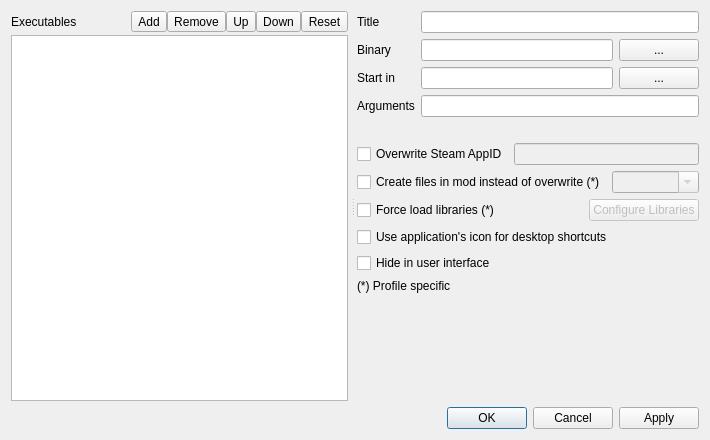
Before: the Qt Designer form source/modorganizer/src/editexecutablesdialog.ui in ArialSenki/MO2-Revamped, drawn with Qt 5.
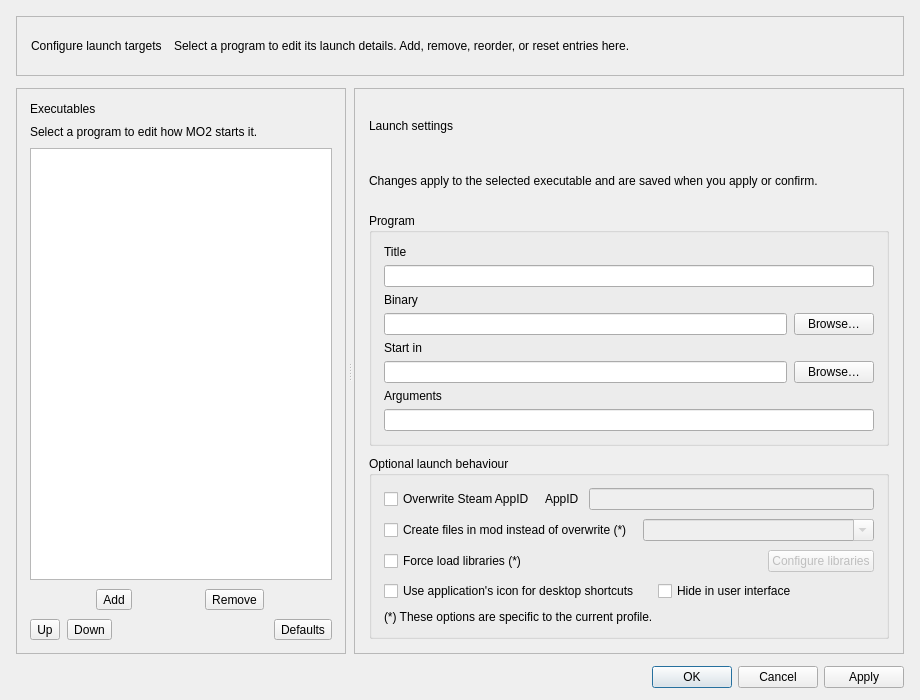
After: the same form once the commit is applied. Icons and pictures are not drawn.

Diff of the .ui file:
```diff
--- a/source/modorganizer/src/editexecutablesdialog.ui
+++ b/source/modorganizer/src/editexecutablesdialog.ui
@@ -6,67 +6,124 @@
    <rect>
     <x>0</x>
     <y>0</y>
-    <width>710</width>
-    <height>440</height>
+    <width>920</width>
+    <height>700</height>
    </rect>
   </property>
+  <property name="minimumSize">
+   <size>
+    <width>800</width>
+    <height>580</height>
+   </size>
+  </property>
   <property name="windowTitle">
    <string>Modify Executables</string>
   </property>
   <layout class="QVBoxLayout" name="verticalLayout">
+   <property name="spacing">
+    <number>12</number>
+   </property>
+   <property name="leftMargin">
+    <number>16</number>
+   </property>
+   <property name="topMargin">
+    <number>16</number>
+   </property>
+   <property name="rightMargin">
+    <number>16</number>
+   </property>
+   <property name="bottomMargin">
+    <number>12</number>
+   </property>
    <item>
-    <widget class="QWidget" name="widget_3" native="true">
+    <widget class="QFrame" name="headerCard">
      <property name="minimumSize">
       <size>
        <width>0</width>
-       <height>100</height>
+       <height>60</height>
       </size>
      </property>
-     <layout class="QVBoxLayout" name="verticalLayout_4">
+     <property name="maximumSize">
+      <size>
+       <width>16777215</width>
+       <height>60</height>
+      </size>
+     </property>
+     <property name="frameShape">
+      <enum>QFrame::StyledPanel</enum>
+     </property>
+     <property name="frameShadow">
+      <enum>QFrame::Plain</enum>
+     </property>
+     <layout class="QHBoxLayout" name="headerLayout" stretch="0,1">
+      <property name="spacing">
+       <number>12</number>
+      </property>
       <property name="leftMargin">
-       <number>0</number>
+       <number>14</number>
       </property>
       <property name="topMargin">
-       <number>0</number>
+       <number>6</number>
       </property>
       <property name="rightMargin">
-       <number>0</number>
+       <number>14</number>
       </property>
       <property name="bottomMargin">
-       <number>0</number>
+       <number>6</number>
       </property>
+      <item alignment="Qt::AlignVCenter">
+       <widget class="QLabel" name="dialogHeading">
+        <property name="text">
+         <string>Configure launch targets</string>
+        </property>
+       </widget>
+      </item>
+      <item alignment="Qt::AlignVCenter">
+       <widget class="QLabel" name="dialogDescription">
+        <property name="text">
+         <string>Select a program to edit its launch details. Add, remove, reorder, or reset entries here.</string>
+        </property>
+        <property name="wordWrap">
+         <bool>true</bool>
+        </property>
+       </widget>
+      </item>
+     </layout>
+    </widget>
+   </item>
       <item>
        <widget class="QSplitter" name="splitter">
         <property name="orientation">
          <enum>Qt::Horizontal</enum>
         </property>
         <property name="handleWidth">
-         <number>9</number>
+      <number>8</number>
         </property>
         <property name="childrenCollapsible">
          <bool>false</bool>
         </property>
-        <widget class="QWidget" name="widget_2" native="true">
-         <layout class="QVBoxLayout" name="verticalLayout_3">
+     <widget class="QFrame" name="widget_2">
+      <property name="frameShape">
+       <enum>QFrame::StyledPanel</enum>
+      </property>
+      <property name="frameShadow">
+       <enum>QFrame::Plain</enum>
+      </property>
+      <layout class="QVBoxLayout" name="executablePanelLayout">
           <property name="spacing">
-           <number>3</number>
+        <number>9</number>
           </property>
           <property name="leftMargin">
-           <number>0</number>
+        <number>13</number>
           </property>
           <property name="topMargin">
-           <number>0</number>
+        <number>13</number>
           </property>
           <property name="rightMargin">
-           <number>0</number>
+        <number>13</number>
           </property>
           <property name="bottomMargin">
-           <number>0</number>
-          </property>
-          <item>
-           <layout class="QHBoxLayout" name="horizontalLayout_2">
-            <property name="spacing">
-             <number>0</number>
+        <number>13</number>
             </property>
             <item>
              <widget class="QLabel" name="label_6">
@@ -76,18 +133,36 @@
              </widget>
             </item>
             <item>
-             <spacer name="horizontalSpacer">
-              <property name="orientation">
-               <enum>Qt::Horizontal</enum>
-              </property>
-              <property name="sizeHint" stdset="0">
-               <size>
-                <width>40</width>
-                <height>20</height>
-               </size>
-              </property>
-             </spacer>
-            </item>
+        <widget class="QLabel" name="executableHint">
+         <property name="text">
+          <string>Select a program to edit how MO2 starts it.</string>
+         </property>
+         <property name="wordWrap">
+          <bool>true</bool>
+         </property>
+        </widget>
+       </item>
+       <item>
+        <widget class="QListWidget" name="list">
+         <property name="toolTip">
+          <string>List of configured executables</string>
+         </property>
+         <property name="whatsThis">
+          <string>Configured launch targets appear here. Drag an item to change its order.</string>
+         </property>
+         <property name="dragDropMode">
+          <enum>QAbstractItemView::InternalMove</enum>
+         </property>
+         <property name="defaultDropAction">
+          <enum>Qt::TargetMoveAction</enum>
+         </property>
+        </widget>
+       </item>
+       <item>
+        <layout class="QHBoxLayout" name="primaryActionsLayout">
+         <property name="spacing">
+          <number>7</number>
+         </property>
             <item>
              <widget class="QToolButton" name="add">
               <property name="toolTip">
@@ -109,6 +184,9 @@
               <property name="popupMode">
                <enum>QToolButton::InstantPopup</enum>
               </property>
+           <property name="toolButtonStyle">
+            <enum>Qt::ToolButtonTextBesideIcon</enum>
+           </property>
              </widget>
             </item>
             <item>
@@ -129,8 +207,18 @@
                <iconset resource="resources.qrc">
                 <normaloff>:/MO/gui/resources/list-remove.png</normaloff>:/MO/gui/resources/list-remove.png</iconset>
               </property>
-             </widget>
-            </item>
+           <property name="toolButtonStyle">
+            <enum>Qt::ToolButtonTextBesideIcon</enum>
+           </property>
+          </widget>
+         </item>
+        </layout>
+       </item>
+       <item>
+        <layout class="QHBoxLayout" name="orderActionsLayout">
+         <property name="spacing">
+          <number>7</number>
+         </property>
             <item>
              <widget class="QToolButton" name="up">
               <property name="toolTip">
@@ -149,6 +237,9 @@
                <iconset resource="resources.qrc">
                 <normaloff>:/MO/gui/resources/go-up.png</normaloff>:/MO/gui/resources/go-up.png</iconset>
               </property>
+           <property name="toolButtonStyle">
+            <enum>Qt::ToolButtonTextBesideIcon</enum>
+           </property>
              </widget>
             </item>
             <item>
@@ -169,8 +260,24 @@
                <iconset resource="resources.qrc">
                 <normaloff>:/MO/gui/resources/go-down.png</normaloff>:/MO/gui/resources/go-down.png</iconset>
               </property>
-             </widget>
-            </item>
+           <property name="toolButtonStyle">
+            <enum>Qt::ToolButtonTextBesideIcon</enum>
+           </property>
+          </widget>
+         </item>
+         <item>
+          <spacer name="actionsSpacer">
+           <property name="orientation">
+            <enum>Qt::Horizontal</enum>
+           </property>
+           <property name="sizeHint" stdset="0">
+            <size>
+             <width>20</width>
+             <height>20</height>
+            </size>
+           </property>
+          </spacer>
+         </item>
             <item>
              <widget class="QToolButton" name="reset">
               <property name="toolTip">
@@ -183,76 +290,123 @@
                <string>Adds the executables provided by the game plugin and moves any existing executables out of the way</string>
               </property>
               <property name="text">
-               <string>Reset</string>
+            <string>Defaults</string>
               </property>
               <property name="icon">
                <iconset resource="resources.qrc">
                 <normaloff>:/MO/gui/edit_clear</normaloff>:/MO/gui/edit_clear</iconset>
               </property>
+           <property name="toolButtonStyle">
+            <enum>Qt::ToolButtonTextBesideIcon</enum>
+           </property>
              </widget>
             </item>
            </layout>
           </item>
+      </layout>
+     </widget>
+     <widget class="QFrame" name="widget">
+      <property name="frameShape">
+       <enum>QFrame::StyledPanel</enum>
+      </property>
+      <property name="frameShadow">
+       <enum>QFrame::Plain</enum>
+      </property>
+      <layout class="QVBoxLayout" name="detailsPanelLayout">
+       <property name="leftMargin">
+        <number>10</number>
+       </property>
+       <property name="topMargin">
+        <number>10</number>
+       </property>
+       <property name="rightMargin">
+        <number>10</number>
+       </property>
+       <property name="bottomMargin">
+        <number>10</number>
+       </property>
           <item>
-           <widget class="QListWidget" name="list">
-            <property name="toolTip">
-             <string>List of configured executables</string>
-            </property>
-            <property name="whatsThis">
-             <string>This is a list of your configured executables. Executables in grey are automatically recognised and can not be modified.</string>
-            </property>
-            <property name="dragDropMode">
-             <enum>QAbstractItemView::InternalMove</enum>
-            </property>
-            <property name="defaultDropAction">
-             <enum>Qt::TargetMoveAction</enum>
-            </property>
-           </widget>
-          </item>
-         </layout>
-        </widget>
-        <widget class="QWidget" name="widget" native="true">
-         <layout class="QVBoxLayout" name="verticalLayout_2">
+        <widget class="QScrollArea" name="detailScroll">
+         <property name="frameShape">
+          <enum>QFrame::NoFrame</enum>
+         </property>
+         <property name="widgetResizable">
+          <bool>true</bool>
+         </property>
+         <property name="horizontalScrollBarPolicy">
+          <enum>Qt::ScrollBarAlwaysOff</enum>
+         </property>
+         <widget class="QWidget" name="detailContent">
+          <property name="geometry">
+           <rect>
+            <x>0</x>
+            <y>0</y>
+            <width>700</width>
+            <height>600</height>
+           </rect>
+          </property>
+          <layout class="QVBoxLayout" name="detailsLayout">
+           <property name="spacing">
+            <number>10</number>
+           </property>
           <property name="leftMargin">
-           <number>0</number>
+            <number>4</number>
           </property>
           <property name="topMargin">
-           <number>0</number>
+            <number>4</number>
           </property>
           <property name="rightMargin">
-           <number>0</number>
+            <number>4</number>
           </property>
           <property name="bottomMargin">
-           <number>0</number>
+            <number>4</number>
           </property>
           <item>
-           <widget class="QWidget" name="widget_4" native="true">
-            <layout class="QVBoxLayout" name="verticalLayout_5">
+            <widget class="QLabel" name="detailsHeading">
+             <property name="text">
+              <string>Launch settings</string>
+             </property>
+            </widget>
+           </item>
+           <item>
+            <widget class="QLabel" name="detailsHint">
+             <property name="text">
+              <string>Changes apply to the selected executable and are saved when you apply or confirm.</string>
+             </property>
+             <property name="wordWrap">
+              <bool>true</bool>
+             </property>
+            </widget>
+           </item>
+           <item>
+            <widget class="QGroupBox" name="launchGroup">
+             <property name="title">
+              <string>Program</string>
+             </property>
+             <layout class="QVBoxLayout" name="launchLayout">
+              <property name="spacing">
+               <number>6</number>
+              </property>
              <property name="leftMargin">
-              <number>0</number>
+               <number>12</number>
              </property>
              <property name="topMargin">
-              <number>0</number>
+               <number>12</number>
              </property>
              <property name="rightMargin">
-              <number>0</number>
+               <number>12</number>
              </property>
              <property name="bottomMargin">
-              <number>10</number>
+               <number>12</number>
              </property>
              <item>
-              <layout class="QFormLayout" name="formLayout">
-               <property name="bottomMargin">
-                <number>20</number>
-               </property>
-               <item row="0" column="0">
                 <widget class="QLabel" name="label_3">
                  <property name="text">
                   <string>Title</string>
                  </property>
                 </widget>
                </item>
-               <item row="0" column="1">
+              <item>
                 <widget class="QLineEdit" name="title">
                  <property name="toolTip">
                   <string>Name of the executable. This is only for display purposes.</string>
@@ -262,15 +416,18 @@
                  </property>
                 </widget>
                </item>
-               <item row="1" column="0">
+              <item>
                 <widget class="QLabel" name="label">
                  <property name="text">
                   <string>Binary</string>
                  </property>
                 </widget>
                </item>
-               <item row="1" column="1">
-                <layout class="QHBoxLayout" name="horizontalLayout" stretch="1,0">
+              <item>
+               <layout class="QHBoxLayout" name="binaryLayout" stretch="1,0">
+                <property name="spacing">
+                 <number>7</number>
+                </property>
                  <item>
                   <widget class="QLineEdit" name="binary">
                    <property name="toolTip">
@@ -290,41 +447,44 @@
                     <string>Browse filesystem for the executable to run.</string>
                    </property>
                    <property name="text">
-                    <string>...</string>
+                   <string>Browse…</string>
                    </property>
                   </widget>
                  </item>
                 </layout>
                </item>
-               <item row="2" column="0">
+              <item>
                 <widget class="QLabel" name="label_4">
                  <property name="text">
                   <string>Start in</string>
                  </property>
                 </widget>
                </item>
-               <item row="2" column="1">
-                <layout class="QHBoxLayout" name="horizontalLayout_6" stretch="1,0">
+              <item>
+               <layout class="QHBoxLayout" name="workingDirectoryLayout" stretch="1,0">
+                <property name="spacing">
+                 <number>7</number>
+                </property>
                  <item>
                   <widget class="QLineEdit" name="workingDirectory"/>
                  </item>
                  <item>
                   <widget class="QPushButton" name="browseWorkingDirectory">
                    <property name="text">
-                    <string>...</string>
+                   <string>Browse…</string>
                    </property>
                   </widget>
                  </item>
                 </layout>
                </item>
-               <item row="3" column="0">
+              <item>
                 <widget class="QLabel" name="label_2">
                  <property name="text">
                   <string>Arguments</string>
                  </property>
                 </widget>
                </item>
-               <item row="3" column="1">
+              <item>
                 <widget class="QLineEdit" name="arguments">
                  <property name="toolTip">
                   <string>Arguments to pass to the application</string>
@@ -335,9 +495,34 @@
                 </widget>
                </item>
               </layout>
-             </item>
+            </widget>
+           </item>
+           <item>
+            <widget class="QGroupBox" name="optionsGroup">
+             <property name="title">
+              <string>Optional launch behaviour</string>
+             </property>
+             <layout class="QVBoxLayout" name="optionsLayout">
+              <property name="spacing">
+               <number>9</number>
+              </property>
+              <property name="leftMargin">
+               <number>12</number>
+              </property>
+              <property name="topMargin">
+               <number>12</number>
+              </property>
+              <property name="rightMargin">
+               <number>12</number>
+              </property>
+              <property name="bottomMargin">
+               <number>12</number>
+              </property>
              <item>
               <layout class="QHBoxLayout" name="horizontalLayout_5">
+                <property name="spacing">
+                 <number>10</number>
+                </property>
                <item>
                 <widget class="QCheckBox" name="overwriteSteamAppID">
                  <property name="toolTip">
@@ -353,6 +538,13 @@
                  </property>
                 </widget>
                </item>
+                <item>
+                 <widget class="QLabel" name="steamAppIdLabel">
+                  <property name="text">
+                   <string>AppID</string>
+                  </property>
+                 </widget>
+                </item>
                <item>
                 <widget class="QLineEdit" name="steamAppID">
                  <property name="enabled">
@@ -372,6 +564,9 @@
              </item>
              <item>
               <layout class="QHBoxLayout" name="horizontalLayout_9" stretch="0,1">
+                <property name="spacing">
+                 <number>10</number>
+                </property>
                <item>
                 <widget class="QCheckBox" name="createFilesInMod">
                  <property name="toolTip">
@@ -396,6 +591,9 @@
              </item>
              <item>
               <layout class="QHBoxLayout" name="horizontalLayout_8">
+                <property name="spacing">
+                 <number>10</number>
+                </property>
                <item>
                 <widget class="QCheckBox" name="forceLoadLibraries">
                  <property name="toolTip">
@@ -425,12 +623,17 @@
                   <bool>false</bool>
                  </property>
                  <property name="text">
-                  <string>Configure Libraries</string>
+                   <string>Configure libraries</string>
                  </property>
                 </widget>
                </item>
               </layout>
              </item>
+              <item>
+               <layout class="QHBoxLayout" name="displayOptionsLayout">
+                <property name="spacing">
+                 <number>18</number>
+                </property>
              <item>
               <widget class="QCheckBox" name="useApplicationIcon">
                <property name="text">
@@ -451,37 +654,27 @@
                </property>
               </widget>
              </item>
+               </layout>
+              </item>
              <item>
               <widget class="QLabel" name="label_5">
                <property name="text">
-                <string>(*) Profile specific</string>
+                 <string>(*) These options are specific to the current profile.</string>
                </property>
                <property name="margin">
-                <number>5</number>
+                 <number>2</number>
                </property>
               </widget>
              </item>
             </layout>
            </widget>
           </item>
-          <item>
-           <spacer name="verticalSpacer">
-            <property name="orientation">
-             <enum>Qt::Vertical</enum>
-            </property>
-            <property name="sizeHint" stdset="0">
-             <size>
-              <width>20</width>
-              <height>40</height>
-             </size>
-            </property>
-           </spacer>
-          </item>
          </layout>
         </widget>
        </widget>
       </item>
      </layout>
+     </widget>
     </widget>
    </item>
    <item>
```
Left out of the diff: 35 changed lines with no effect on the pictures. Lines whose indentation alone changed are shown as unchanged.
